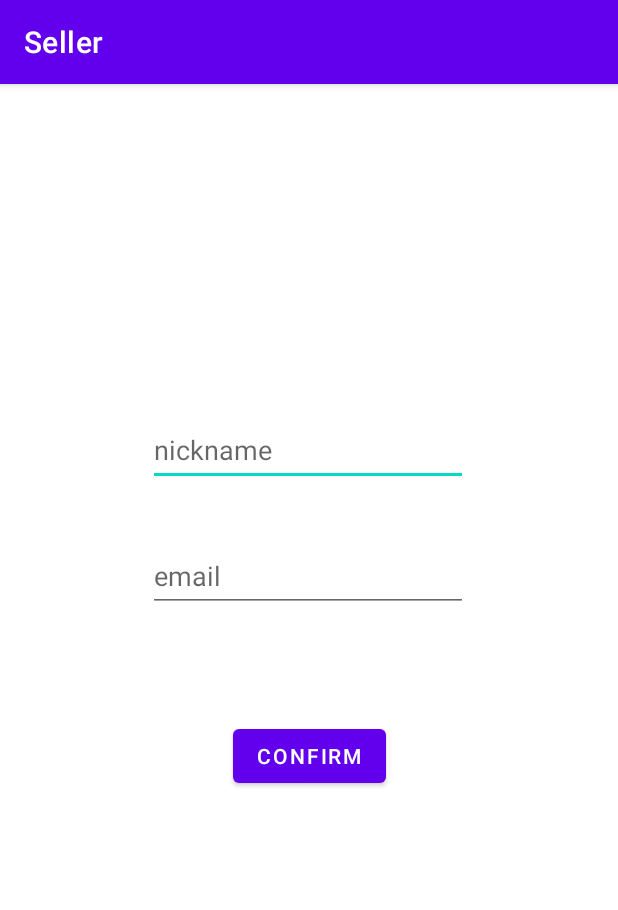
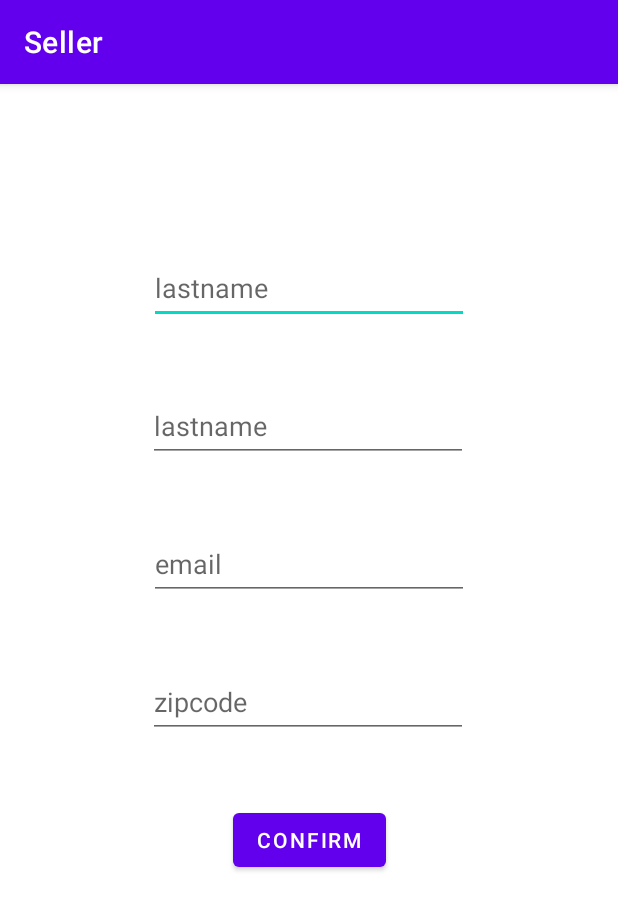
Before and after one commit to kamil315a/Seller, an Android app: the screen it shows after launch (MainActivity), on a phone screen of 412 x 824 dp. Shown: the top 910 px of the screen. Run offline under Robolectric (Android 15) with nearby library versions, the phone set to English and light mode, and no system bars.

Commit message:
fixed retrofit instane, toString() in UserModel, add 2 edittext

```diff
--- a/app/src/main/java/com/example/seller/activity/MainActivity.java
+++ b/app/src/main/java/com/example/seller/activity/MainActivity.java
@@ -25,7 +25,7 @@ class MainActivity extends AppCompatActivity {
         super.onCreate(savedInstanceState);
         setContentView(R.layout.activity_main);
 
-        edtNickname = findViewById(R.id.edtNickname);
+        edtNickname = findViewById(R.id.edtFirstName);
         edtEmail    = findViewById(R.id.edtEmail);
         btnConfirm  = findViewById(R.id.btnConfirm);
 
@@ -36,7 +36,7 @@ class MainActivity extends AppCompatActivity {
             void onClick(View view)
                 {
                     edtNickname.getText().toString();
-                    RetrofitInstance retrofitInstance;
+
                 }
 
 
--- a/app/src/main/java/com/example/seller/model/UserModel.java
+++ b/app/src/main/java/com/example/seller/model/UserModel.java
@@ -78,7 +78,16 @@ class UserModel {
         }
 
 
-
-
-
+    @Override
+    public
+    String toString()
+        {
+        return "UserModel{" +
+               "userId='" + userId + '\'' +
+               ", firstname='" + firstname + '\'' +
+               ", lastname='" + lastname + '\'' +
+               ", userEmail='" + userEmail + '\'' +
+               ", userZipcode='" + userZipcode + '\'' +
+               '}';
+        }
 }
--- a/app/src/main/java/com/example/seller/network/RetrofitInstance.java
+++ b/app/src/main/java/com/example/seller/network/RetrofitInstance.java
@@ -8,18 +8,18 @@ class RetrofitInstance {
 
     private static final String BASE_URL = "http://localhost/";
 
-    private Retrofit retrofit;
+    private static Retrofit retrofit;
 
-    {
-        retrofit = new Retrofit.Builder()
-                .baseUrl(BASE_URL)
-                .addConverterFactory(GsonConverterFactory.create())
-                .build();
-    }
-
-    public
+    public static
     Retrofit getRetrofit()
         {
+        if (retrofit == null)
+            retrofit = new Retrofit.Builder()
+                    .baseUrl(BASE_URL)
+                    .addConverterFactory(GsonConverterFactory.create())
+                    .build();
         return retrofit;
         }
+
+
 }
--- a/app/src/main/res/layout/activity_main.xml
+++ b/app/src/main/res/layout/activity_main.xml
@@ -6,51 +6,73 @@
     android:layout_height="match_parent"
     tools:context=".activity.MainActivity">
 
+
     <EditText
-        android:id="@+id/edtNickname"
+        android:id="@+id/edtFirstName"
         android:layout_width="wrap_content"
         android:layout_height="wrap_content"
-        android:layout_marginTop="220dp"
+        android:layout_marginTop="112dp"
         android:ems="10"
-        android:hint="@string/nickname"
+        android:hint="@string/firstname"
         android:inputType="textPersonName"
         android:minHeight="48dp"
         app:layout_constraintEnd_toEndOf="parent"
-        app:layout_constraintHorizontal_bias="0.497"
         app:layout_constraintStart_toStartOf="parent"
-        app:layout_constraintTop_toTopOf="parent" />
+        app:layout_constraintTop_toTopOf="parent"
+        android:autofillHints="" />
+
+    <EditText
+        android:id="@+id/edtLastName"
+        android:layout_width="wrap_content"
+        android:layout_height="wrap_content"
+        android:layout_marginTop="44dp"
+        android:ems="10"
+        android:hint="@string/lastname"
+        android:inputType="textPersonName"
+        android:minHeight="48dp"
+        app:layout_constraintEnd_toEndOf="parent"
+        app:layout_constraintHorizontal_bias="0.496"
+        app:layout_constraintStart_toStartOf="parent"
+        app:layout_constraintTop_toBottomOf="@+id/edtFirstName"
+        android:autofillHints="" />
+
+    <EditText
+        android:id="@+id/edtZipCode"
+        android:layout_width="wrap_content"
+        android:layout_height="wrap_content"
+        android:layout_marginTop="44dp"
+        android:ems="10"
+        android:hint="@string/zipcode"
+        android:inputType="textPersonName"
+        android:minHeight="48dp"
+        app:layout_constraintEnd_toEndOf="parent"
+        app:layout_constraintHorizontal_bias="0.496"
+        app:layout_constraintStart_toStartOf="parent"
+        app:layout_constraintTop_toBottomOf="@+id/edtEmail"
+        android:autofillHints="" />
 
     <EditText
         android:id="@+id/edtEmail"
         android:layout_width="wrap_content"
         android:layout_height="wrap_content"
-        android:layout_marginTop="36dp"
+        android:layout_marginTop="44dp"
         android:ems="10"
         android:hint="@string/email"
         android:inputType="textEmailAddress"
         android:minHeight="48dp"
-        app:layout_constraintEnd_toEndOf="@+id/edtNickname"
-        app:layout_constraintStart_toStartOf="@+id/edtNickname"
-        app:layout_constraintTop_toBottomOf="@+id/edtNickname" />
-
-
+        app:layout_constraintEnd_toEndOf="parent"
+        app:layout_constraintStart_toStartOf="parent"
+        app:layout_constraintTop_toBottomOf="@+id/edtLastName"
+        android:autofillHints="" />
 
     <Button
         android:id="@+id/btnConfirm"
         android:layout_width="wrap_content"
         android:layout_height="wrap_content"
-        android:layout_marginTop="72dp"
+        android:layout_marginTop="44dp"
         android:text="@string/confirm"
         app:layout_constraintEnd_toEndOf="parent"
         app:layout_constraintStart_toStartOf="parent"
-        app:layout_constraintTop_toBottomOf="@+id/edtEmail" />
-
-    <androidx.recyclerview.widget.RecyclerView
-        android:layout_width="match_parent"
-        android:layout_height="match_parent"
-        app:layout_constraintBottom_toBottomOf="parent"
-        app:layout_constraintEnd_toEndOf="parent"
-        app:layout_constraintStart_toStartOf="parent"
-        app:layout_constraintTop_toTopOf="parent" />
+        app:layout_constraintTop_toBottomOf="@+id/edtZipCode" />
 
 </androidx.constraintlayout.widget.ConstraintLayout>
```
Also changed, not shown: 1 other file.
